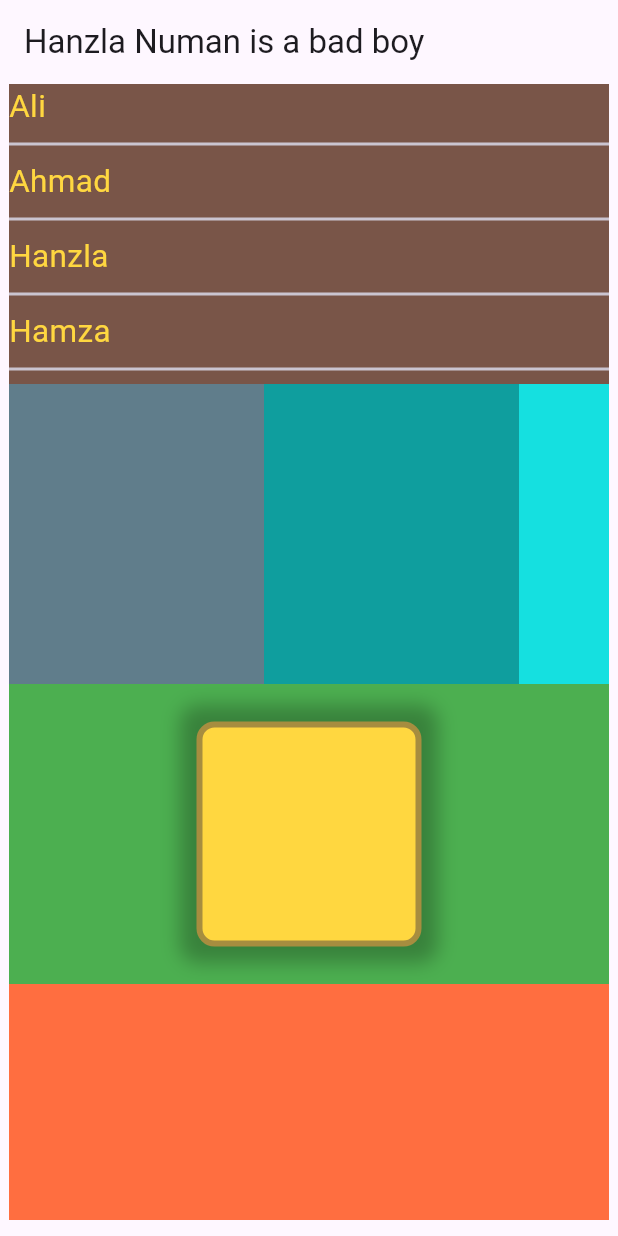
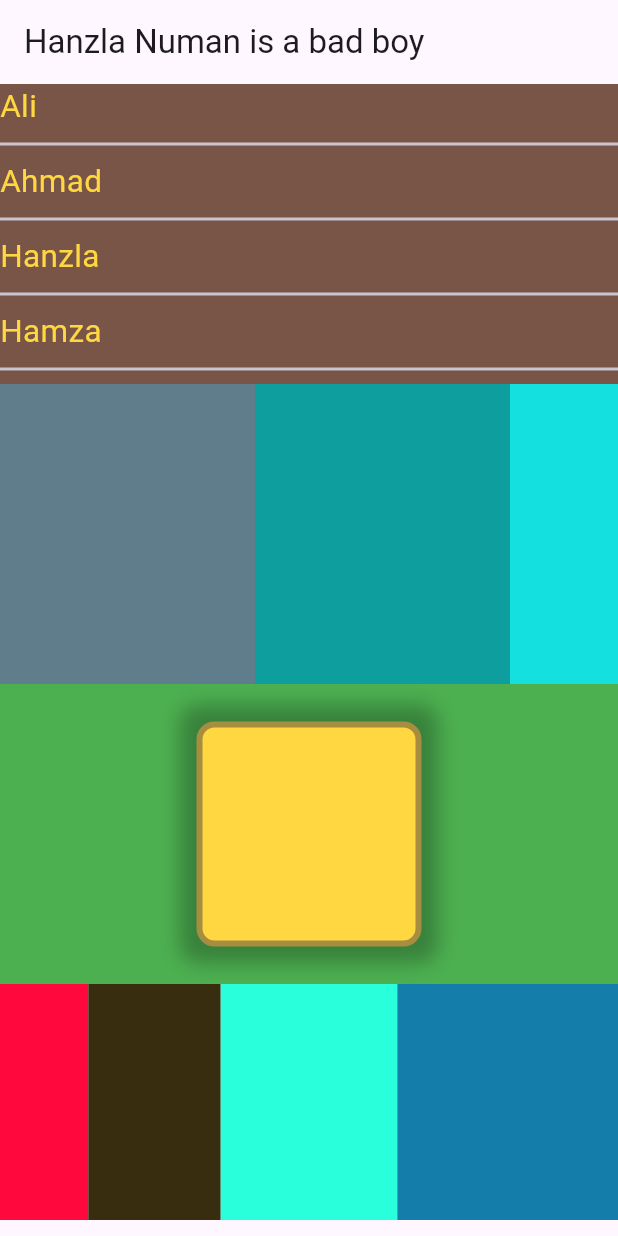
Before and after one commit to Hanzla-Nouman/Flutter-Dart-Basics, a Flutter app: the screen it shows after launch, on a phone screen of 412 x 824 dp. Run offline on Flutter 3.47's test engine with Material 3 defaults, Android fonts, the phone set to English and light mode, and no system bars.

Commit message:
Done with Expaned widget

```diff
--- a/lib/main.dart
+++ b/lib/main.dart
@@ -82,6 +82,7 @@ class _MyHomePageState extends State<MyHomePage> {
             // child: Container(child: Image.asset('assets/images/image.png'),),
             //
             Center(
+                child: Container(
           child: Container(
               child: Padding(
             padding: EdgeInsets.only(bottom: 11),
@@ -89,7 +90,7 @@ class _MyHomePageState extends State<MyHomePage> {
               child: Column(
                 children: [
                   Container(
-                    width: 400,
+                    // width: 400,
                     height: 200,
                     color: Colors.brown,
                     child: ListView.separated(
@@ -111,7 +112,7 @@ class _MyHomePageState extends State<MyHomePage> {
                     ),
                   ),
                   Container(
-                    width: 400,
+                    // width: 400,
                     height: 200,
                     color: Colors.cyanAccent,
                     child: SingleChildScrollView(
@@ -148,26 +149,61 @@ class _MyHomePageState extends State<MyHomePage> {
                     ),
                   ),
                   Container(
-                    width: 400,
+                    // width: 400,
                     height: 200,
                     color: Colors.green,
                     child: Center(
-                      child: Container(width: 150,height: 150,decoration: BoxDecoration(
-                        color: Colors.amberAccent,
-                        borderRadius: BorderRadius.circular(12),
-                        border: Border.all(width: 4,color: const Color.fromARGB(255, 167, 141, 63)),
-                        boxShadow: [BoxShadow(blurRadius: 10,color: Colors.black26,spreadRadius: 11)]
-
-                      ),),
+                      child: Container(
+                        width: 150,
+                        height: 150,
+                        decoration: BoxDecoration(
+                            color: Colors.amberAccent,
+                            borderRadius: BorderRadius.circular(12),
+                            border: Border.all(
+                                width: 4,
+                                color: const Color.fromARGB(255, 167, 141, 63)),
+                            boxShadow: [
+                              BoxShadow(
+                                  blurRadius: 10,
+                                  color: Colors.black26,
+                                  spreadRadius: 11)
+                            ]),
+                      ),
                     ),
                   ),
                   Container(
-                    width: 400,
+                    // width: 400,
                     height: 200,
-                    color: Colors.deepOrangeAccent,
+                    color: const Color.fromARGB(255, 255, 255, 255),
+                    child: Row(
+                      children: [
+                        Expanded(flex:2,child:  Container(
+
+                          height: 200,
+                          color: const Color.fromARGB(255, 254, 8, 62),
+                        ),),
+                        Expanded(flex:3,child:  Container(
+
+                          height: 200,
+                          color: const Color.fromARGB(255, 56, 45, 14),
+                        ),),
+                        Expanded(flex:4,child:  Container(
+
+                          height: 200,
+                          color: const Color.fromARGB(255, 42, 255, 220),
+                        ),),
+
+
+                        Expanded(flex:5,child:  Container(
+
+                          height: 200,
+                          color: const Color.fromRGBO(20, 125, 170, 1),
+                        ),),
+                      ],
+                    ),
                   ),
                   Container(
-                    width: 400,
+                    // width: 400,
                     height: 200,
                     color: Colors.amber,
                   ),
@@ -175,7 +211,7 @@ class _MyHomePageState extends State<MyHomePage> {
               ),
             ),
           )),
-        )
+        ))
 
         // )
         );
```
